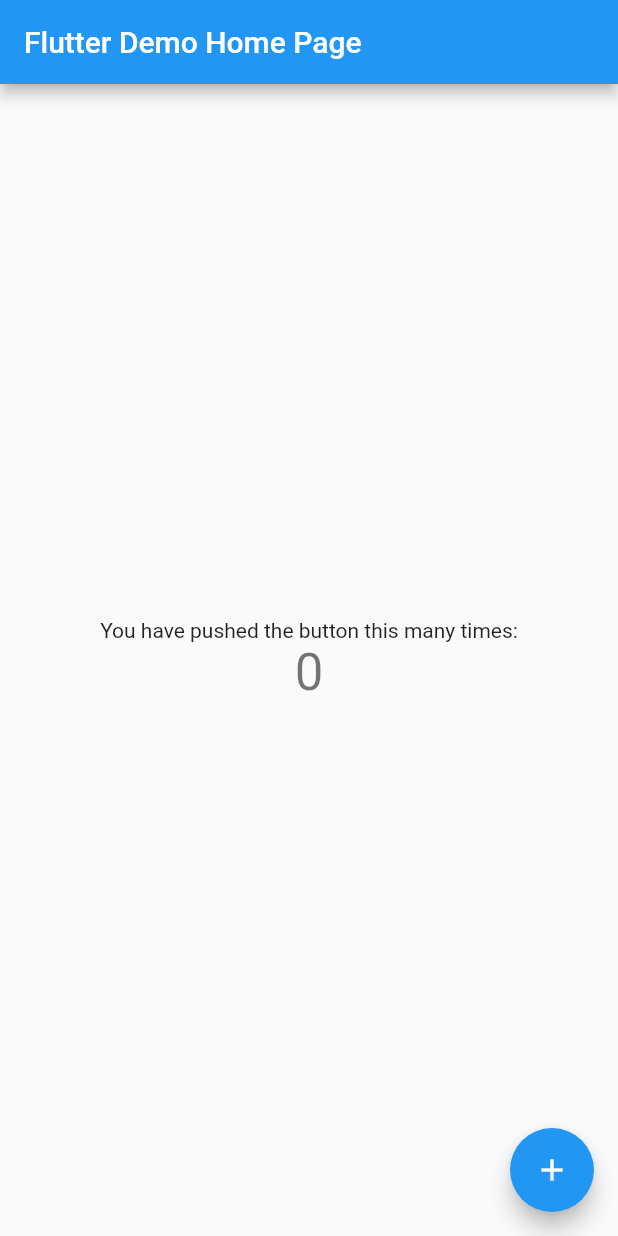
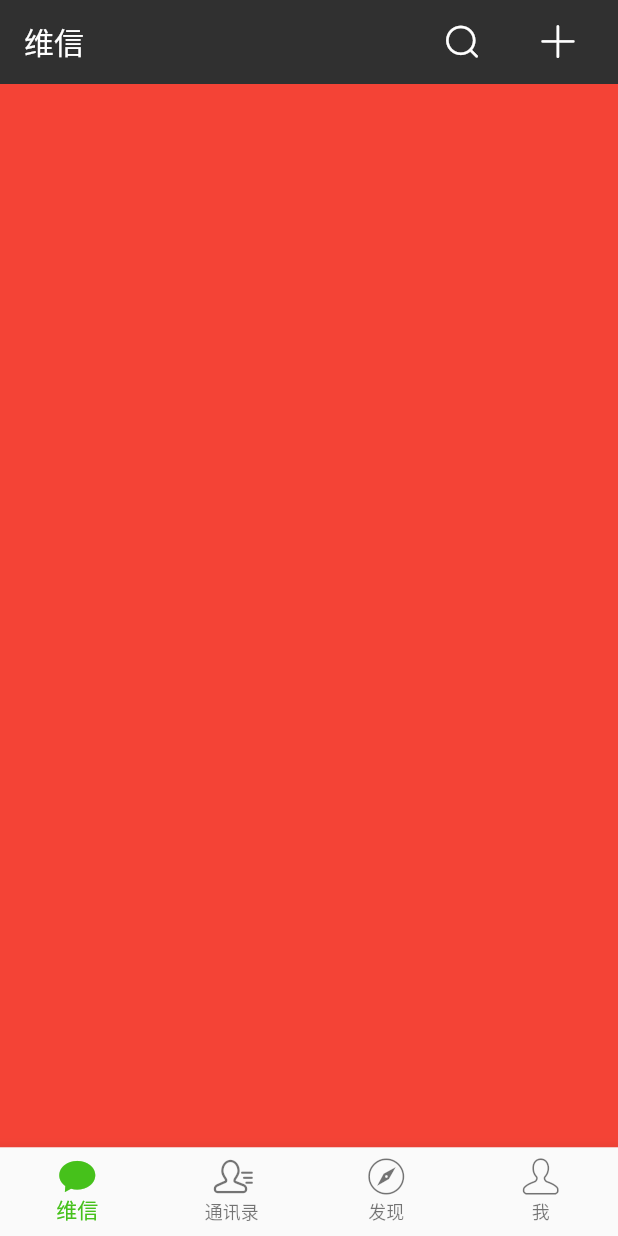
Before and after one commit to Ma0417/wechat, a Flutter app: the screen it shows after launch, on a phone screen of 412 x 824 dp. Run offline on Flutter 3.47's test engine with Material 2 defaults, Android fonts, the phone set to English and light mode, and no system bars.

Commit message:
搭建页面框架

```diff
--- /dev/null
+++ b/lib/constants.dart
@@ -0,0 +1,10 @@
+class AppColors {
+  static const AppBarColor = 0xff303030;
+  static const TabIconActive=0xff46c11b;
+  static const TabIconNormal=0xff999999;
+  static const AppBarPopMenuTextColor=0xffffffff;
+}
+
+class Constants {
+  static const IconFontFamily="appIconFont";
+}
--- /dev/null
+++ b/lib/home/home_screen.dart
@@ -0,0 +1,155 @@
+import 'package:flutter/material.dart';
+import '../constants.dart' show Constants,AppColors;
+
+enum ActionItems{
+  GROUP_CHAT,ADD_FRIEND,QR_SCAN,PAYMENT
+}
+
+class NavigationIconView {
+  final BottomNavigationBarItem item;
+
+  NavigationIconView(
+      {Key key, String title, IconData icon, IconData activeIcon}):
+        item = new BottomNavigationBarItem(
+            icon: Icon(icon),
+            activeIcon: Icon(activeIcon),
+            title: Text(title),
+            backgroundColor: Colors.white
+        );
+}
+
+class HomeScreen extends StatefulWidget {
+  _HomeScreenState createState() => _HomeScreenState();
+}
+
+class _HomeScreenState extends State<HomeScreen> {
+  PageController _pageController;
+  int _currentIndex=0;
+  List<NavigationIconView> _navigationViews;
+  List<Widget> _pages;
+
+  void initState() {
+    super.initState();
+    _pageController=PageController(
+      initialPage: _currentIndex
+    );
+    _pages=[
+      Container(color:Colors.red),
+      Container(color:Colors.black26),
+      Container(color:Colors.green),
+      Container(color:Colors.blueAccent)
+    ];
+    _navigationViews = [
+      NavigationIconView(
+        title: '维信',
+        icon: IconData(0xe608, fontFamily: Constants.IconFontFamily),
+        activeIcon: IconData(0xe603, fontFamily: Constants.IconFontFamily),
+      ),
+      NavigationIconView(
+        title: '通讯录',
+        icon: IconData(0xe601, fontFamily: Constants.IconFontFamily),
+        activeIcon: IconData(0xe656, fontFamily: Constants.IconFontFamily),
+      ),
+      NavigationIconView(
+        title: '发现',
+        icon: IconData(0xe600, fontFamily: Constants.IconFontFamily),
+        activeIcon: IconData(0xe671, fontFamily: Constants.IconFontFamily),
+      ),
+      NavigationIconView(
+        title: '我',
+        icon: IconData(0xe6c0, fontFamily: Constants.IconFontFamily),
+        activeIcon: IconData(0xe626, fontFamily: Constants.IconFontFamily),
+      )
+    ];
+  }
+  _buildPopMenuItem(int iconName,String title){
+    return Row(
+      children: <Widget>[
+        Icon(IconData(
+            iconName,
+            fontFamily: Constants.IconFontFamily
+        ),size:22.0,color:const Color(AppColors.AppBarPopMenuTextColor)),
+        Container(width:16.0),
+        Text(title,style:TextStyle(color:const Color(AppColors.AppBarPopMenuTextColor)))
+      ],
+    );
+  }
+  @override
+  Widget build(BuildContext context) {
+    final BottomNavigationBar botNavBar = BottomNavigationBar(
+      fixedColor:const Color(AppColors.TabIconActive),
+
+      items: _navigationViews.map((NavigationIconView view) {
+        return view.item;
+      }).toList(),
+      currentIndex:_currentIndex,
+      type: BottomNavigationBarType.fixed,
+      onTap: (int index) {
+        setState((){
+          _currentIndex=index;
+          _pageController.animateToPage(_currentIndex, duration: Duration(microseconds: 10), curve: Curves.easeInOut);
+        });
+      },
+    );
+    return Scaffold(
+      appBar: AppBar(
+        title: Text('维信'),
+        elevation: 0.0,
+        actions: [
+          IconButton(
+            icon: Icon(IconData(
+              0xe65e,
+              fontFamily: Constants.IconFontFamily,
+            ),size:22.0),
+            onPressed: () {
+              print('点击了搜索按钮');
+            },
+          ),
+          Container(width:16.0),
+          PopupMenuButton(
+            itemBuilder:(BuildContext context){
+              return <PopupMenuItem<ActionItems>>[
+                PopupMenuItem(
+                  child:_buildPopMenuItem(0xe69e,"发起群聊"),
+                  value:ActionItems.GROUP_CHAT,
+                ),
+                PopupMenuItem(
+                  child:_buildPopMenuItem(0xe638,"添加朋友"),
+                  value:ActionItems.ADD_FRIEND,
+                ),
+                PopupMenuItem(
+                  child:_buildPopMenuItem(0xe61b,"扫一扫"),
+                  value:ActionItems.QR_SCAN,
+                ),
+                PopupMenuItem(
+                  child:_buildPopMenuItem(0xe62a,"收付款"),
+                  value:ActionItems.PAYMENT,
+                ),
+              ];
+            },
+            icon:Icon(IconData(
+              0xe658,
+              fontFamily: Constants.IconFontFamily,
+            ),size:22.0),
+            onSelected: (ActionItems selected){print('点击的是$selected');},
+          ),
+          Container(width:16.0),
+        ],
+        backgroundColor: Color(AppColors.AppBarColor),
+      ),
+      body: PageView.builder(
+        itemBuilder: (BuildContext context,int index){
+          return _pages[index];
+        },
+        controller: _pageController,
+        itemCount: _pages.length,
+        onPageChanged: (int index){
+          setState((){
+            _currentIndex=index;
+          });
+        },
+      ),
+      bottomNavigationBar: botNavBar,
+    );
+  }
+}
--- a/lib/main.dart
+++ b/lib/main.dart
@@ -1,64 +1,11 @@
 import 'package:flutter/material.dart';
-
-void main() => runApp(MyApp());
-
-class MyApp extends StatelessWidget {
-  @override
-  Widget build(BuildContext context) {
-    return MaterialApp(
-      title: 'Flutter Demo',
-      theme: ThemeData(
-        primarySwatch: Colors.blue,
-      ),
-      home: MyHomePage(title: 'Flutter Demo Home Page'),
-    );
-  }
-}
-
-class MyHomePage extends StatefulWidget {
-  MyHomePage({Key key, this.title}) : super(key: key);
-
-  final String title;
-
-  @override
-  _MyHomePageState createState() => _MyHomePageState();
-}
-
-class _MyHomePageState extends State<MyHomePage> {
-  int _counter = 0;
-
-  void _incrementCounter() {
-    setState(() {
-      _counter++;
-    });
-  }
-
-  @override
-  Widget build(BuildContext context) {
-
-    return Scaffold(
-      appBar: AppBar(
-        title: Text(widget.title),
-      ),
-      body: Center(
-        child: Column(
-          mainAxisAlignment: MainAxisAlignment.center,
-          children: <Widget>[
-            Text(
-              'You have pushed the button this many times:',
-            ),
-            Text(
-              '$_counter',
-              style: Theme.of(context).textTheme.display1,
-            ),
-          ],
-        ),
-      ),
-      floatingActionButton: FloatingActionButton(
-        onPressed: _incrementCounter,
-        tooltip: 'Increment',
-        child: Icon(Icons.add),
-      ), // This trailing comma makes auto-formatting nicer for build methods.
-    );
-  }
-}
+import './home/home_screen.dart';
+import './constants.dart' show AppColors;
+void main() => runApp(MaterialApp(
+  title:'维信',
+  theme: ThemeData.light().copyWith(
+    primaryColor: Color(AppColors.AppBarColor),
+    cardColor:Color(AppColors.AppBarColor)
+  ),
+  home:HomeScreen(),
+));
--- a/pubspec.yaml
+++ b/pubspec.yaml
@@ -58,6 +58,11 @@ flutter:
   #       - asset: fonts/Schyler-Regular.ttf
   #       - asset: fonts/Schyler-Italic.ttf
   #         style: italic
+  fonts:
+    - family: appIconFont
+      fonts:
+        - asset: assets/fonts/iconfont.ttf
+
   #   - family: Trajan Pro
   #     fonts:
   #       - asset: fonts/TrajanPro.ttf
```
Also changed, not shown: assets/fonts/iconfont.ttf (added).
